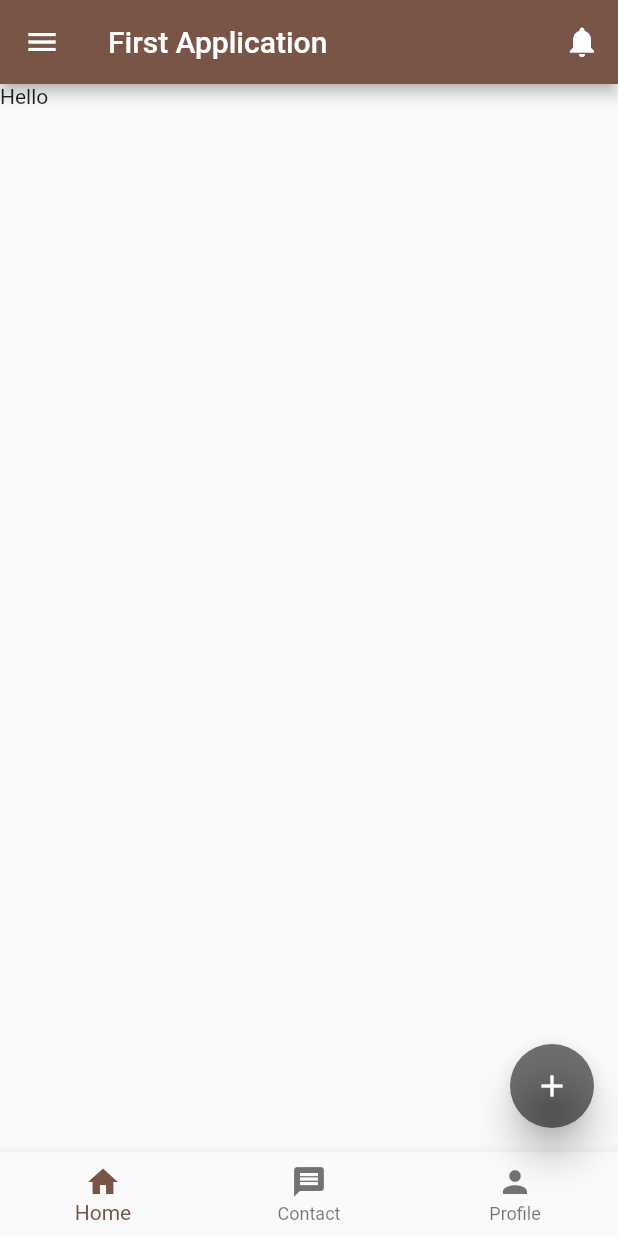
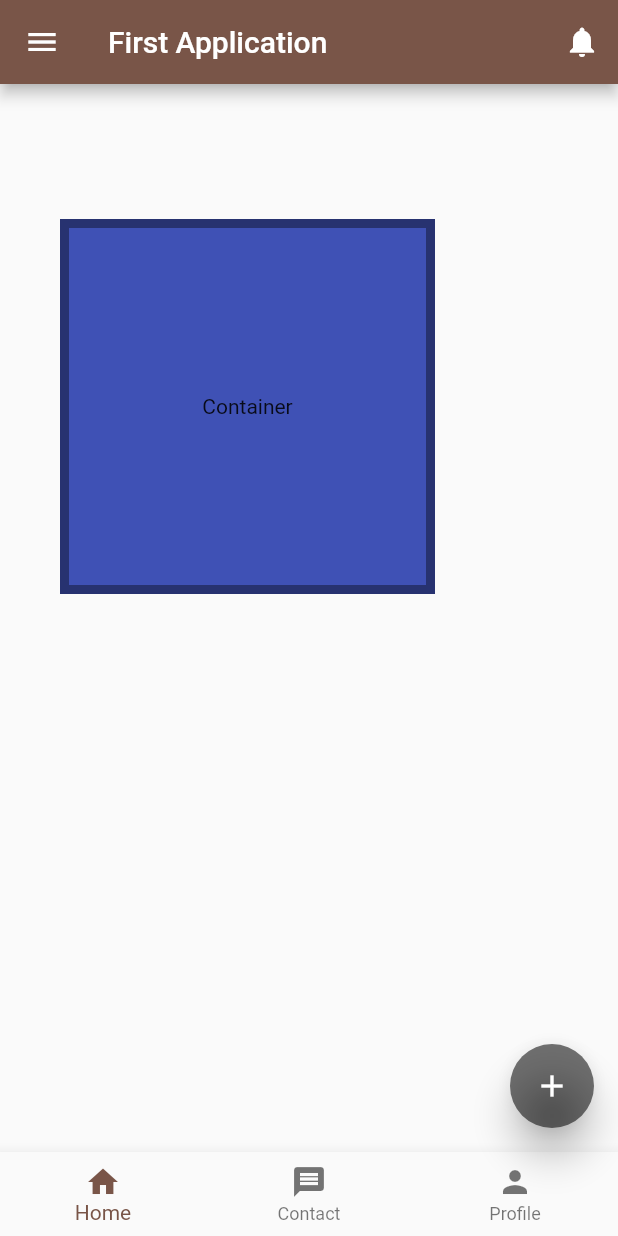
Before and after one commit to xahin96/flutter-1, a Flutter app: the screen it shows after launch, on a phone screen of 412 x 824 dp. Run offline on Flutter 3.47's test engine with Material 2 defaults, Android fonts, the phone set to English and light mode, and no system bars.

Commit message:
body container added

```diff
--- a/lib/main.dart
+++ b/lib/main.dart
@@ -41,7 +41,21 @@ class HomeActivity extends StatelessWidget {
               icon: const Icon(Icons.notifications))
         ],
       ),
-      body: const Text('Hello'),
+      body: Container(
+        height: 250,
+        width: 250,
+        alignment: Alignment.center,
+        margin: EdgeInsets.fromLTRB(40, 90, 10, 40),
+        padding: EdgeInsets.all(40),
+        child: Text('Container'),
+        decoration: BoxDecoration(
+          border: Border.all(
+            color: Colors.black38,
+            width: 6
+          ),
+          color: Colors.indigo
+        ),
+      ),
       floatingActionButton: FloatingActionButton(
         elevation: 10,
         child: const Icon(Icons.add),
@@ -141,7 +155,6 @@ class HomeActivity extends StatelessWidget {
           ],
         ),
       ),
-
     );
   }
 }
```
